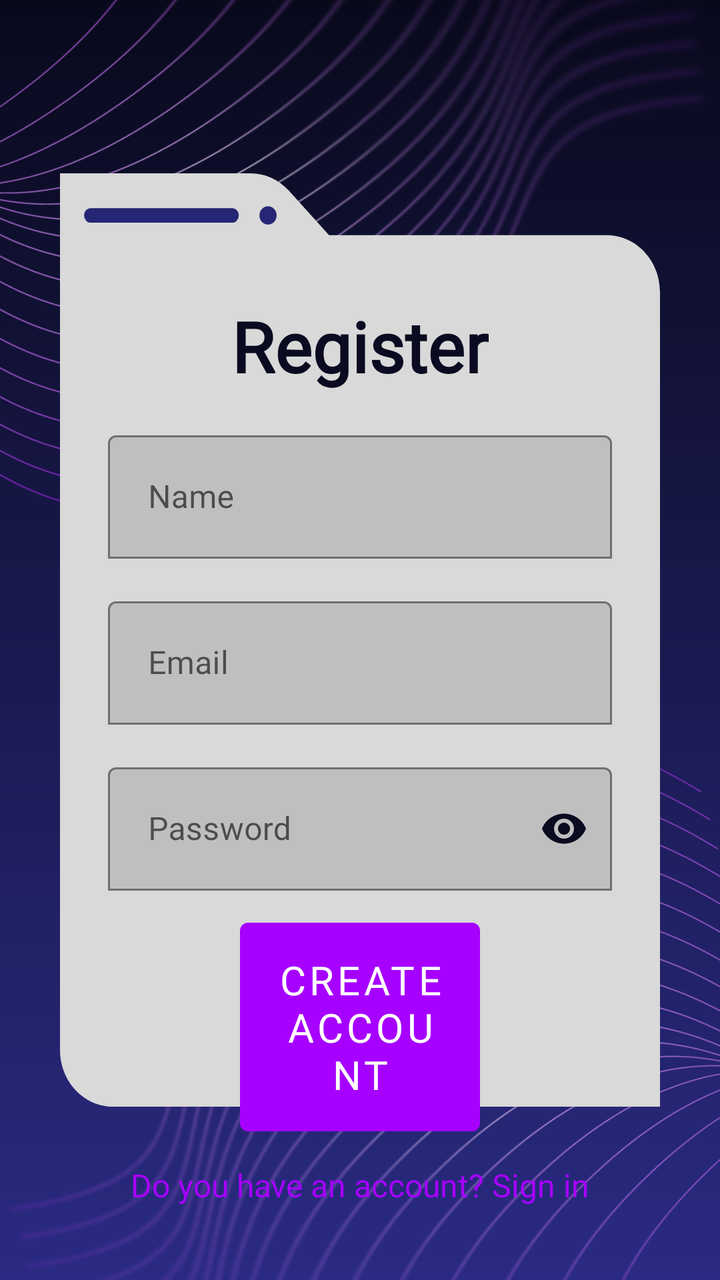
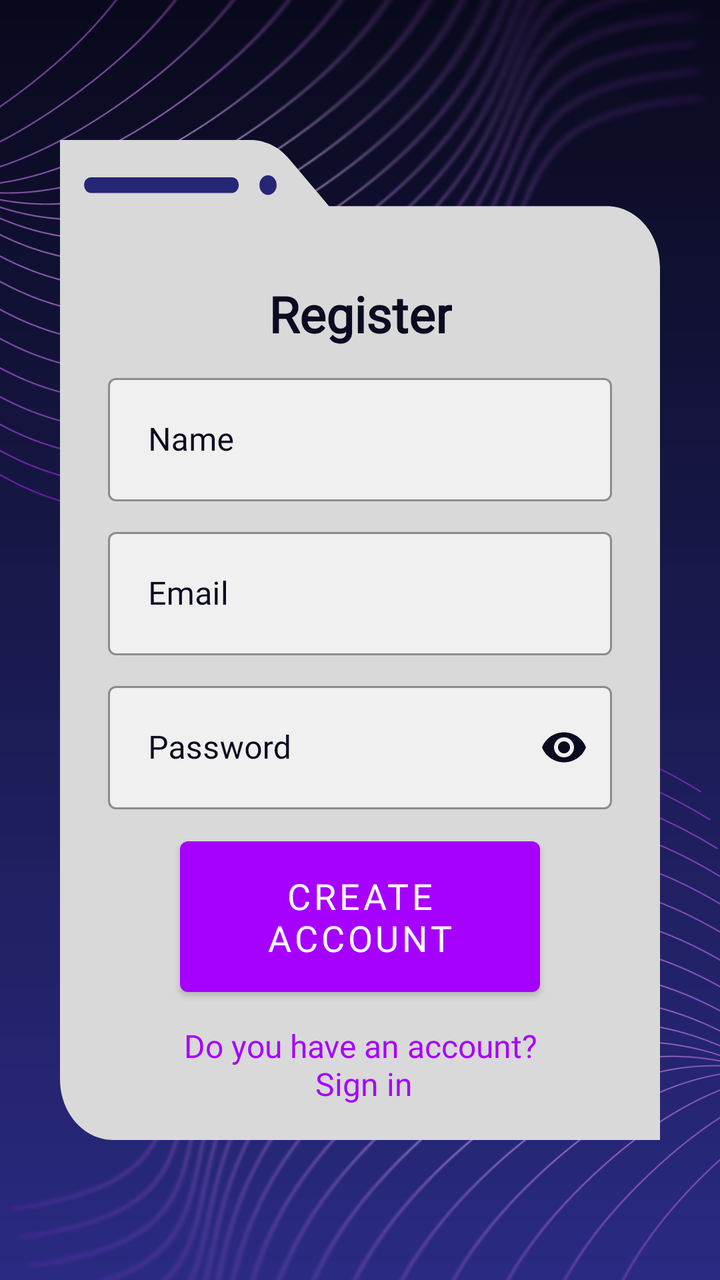

Screens rendered from an Android XML layout before and after an edit, with the pre-edit source and the edit as a unified diff.
<!-- AndroidManifest.xml: application theme Theme.MaterialComponents.DayNight.NoActionBar -->
<!-- res/layout/activity_register.xml -->
<?xml version="1.0" encoding="utf-8"?>
<androidx.constraintlayout.widget.ConstraintLayout
    xmlns:android="http://schemas.android.com/apk/res/android"
    xmlns:app="http://schemas.android.com/apk/res-auto"
    android:layout_width="match_parent"
    android:layout_height="match_parent">

    <ImageView
        android:id="@+id/gradientBg"
        android:layout_width="0dp"
        android:layout_height="0dp"
        android:scaleType="fitXY"
        android:src="@drawable/gradient_bg"
        app:layout_constraintBottom_toBottomOf="parent"
        app:layout_constraintEnd_toEndOf="parent"
        app:layout_constraintStart_toStartOf="parent"
        app:layout_constraintTop_toTopOf="parent" />

    <ImageView
        android:id="@+id/linesTopLeft"
        android:layout_width="wrap_content"
        android:layout_height="wrap_content"
        android:scaleX="1.55"
        android:scaleY="1.2"
        android:layout_marginStart="-100dp"
        android:layout_marginTop="-250dp"
        app:layout_constraintStart_toStartOf="parent"
        app:layout_constraintTop_toTopOf="parent"
        android:src="@drawable/lines2_2" />

    <ImageView
        android:id="@+id/linesTopRight"
        android:layout_width="wrap_content"
        android:layout_height="wrap_content"
        android:scaleX="1.55"
        android:scaleY="1.2"
        android:layout_marginStart="100dp"
        android:layout_marginTop="250dp"
        app:layout_constraintStart_toStartOf="parent"
        app:layout_constraintTop_toTopOf="parent"
        android:src="@drawable/lines2_1" />

    <ImageView
        android:id="@+id/contentBackground"
        android:layout_width="0dp"
        android:layout_height="0dp"
        app:layout_constraintDimensionRatio="9:14"
        android:layout_margin="30dp"
        android:src="@drawable/back_window"
        android:scaleType="fitXY"
        app:layout_constraintHorizontal_bias="0.5"
        app:layout_constraintTop_toTopOf="parent"
        app:layout_constraintBottom_toBottomOf="parent"
        app:layout_constraintStart_toStartOf="parent"
        app:layout_constraintEnd_toEndOf="parent" />

    <TextView
        android:id="@+id/titleText"
        android:layout_width="wrap_content"
        android:layout_height="wrap_content"
        android:fontFamily="@font/zen_dots"
        android:text="@string/register"
        android:textColor="@color/dark_blue"
        android:textSize="35sp"
        android:textStyle="bold"
        app:layout_constraintStart_toStartOf="@id/contentBackground"
        app:layout_constraintEnd_toEndOf="@id/contentBackground"
        app:layout_constraintTop_toTopOf="@id/contentBackground"
        app:layout_constraintBottom_toBottomOf="@id/contentBackground"
        app:layout_constraintVertical_bias="0.15"/>

    
    <com.google.android.material.textfield.TextInputLayout
        android:id="@+id/nameLayout"
        android:layout_width="0dp"
        android:layout_height="wrap_content"
        android:layout_marginStart="24dp"
        android:layout_marginEnd="24dp"
        android:layout_marginTop="16dp"
        android:hint="@string/name"
        app:boxBackgroundMode="outline"
        app:boxCornerRadius="4dp"
        app:boxStrokeColor="@color/dark_blue"
        app:hintTextColor="@color/dark_blue"
        app:layout_constraintTop_toBottomOf="@id/titleText"
        app:layout_constraintStart_toStartOf="@id/contentBackground"
        app:layout_constraintEnd_toEndOf="@id/contentBackground">

        <com.google.android.material.textfield.TextInputEditText
            android:id="@+id/nameInput"
            android:layout_width="match_parent"
            android:layout_height="wrap_content"
            android:textColor="@color/dark_blue"
            android:padding="20dp"
            android:fontFamily="@font/zen_dots"
            android:inputType="textPersonName" />

    </com.google.android.material.textfield.TextInputLayout>

    
    <com.google.android.material.textfield.TextInputLayout
        android:id="@+id/emailLayout"
        android:layout_width="0dp"
        android:layout_height="wrap_content"
        android:layout_marginStart="24dp"
        android:layout_marginEnd="24dp"
        android:layout_marginTop="16dp"
        android:hint="@string/email"
        app:boxBackgroundMode="outline"
        app:boxCornerRadius="4dp"
        app:boxStrokeColor="@color/dark_blue"
        app:hintTextColor="@color/dark_blue"
        app:layout_constraintTop_toBottomOf="@id/nameLayout"
        app:layout_constraintStart_toStartOf="@id/contentBackground"
        app:layout_constraintEnd_toEndOf="@id/contentBackground">

        <com.google.android.material.textfield.TextInputEditText
            android:id="@+id/emailInput"
            android:layout_width="match_parent"
            android:layout_height="wrap_content"
            android:textColor="@color/dark_blue"
            android:padding="20dp"
            android:fontFamily="@font/zen_dots"
            android:inputType="textEmailAddress" />

    </com.google.android.material.textfield.TextInputLayout>

    
    <com.google.android.material.textfield.TextInputLayout
        android:id="@+id/passwordLayout"
        android:layout_width="0dp"
        android:layout_height="wrap_content"
        android:layout_marginStart="24dp"
        android:layout_marginEnd="24dp"
        android:layout_marginTop="16dp"
        android:hint="@string/password"
        app:boxBackgroundMode="outline"
        app:boxCornerRadius="4dp"
        app:boxStrokeColor="@color/dark_blue"
        app:hintTextColor="@color/dark_blue"
        app:passwordToggleEnabled="true"
        app:passwordToggleTint="@color/dark_blue"
        app:layout_constraintTop_toBottomOf="@id/emailLayout"
        app:layout_constraintStart_toStartOf="@id/contentBackground"
        app:layout_constraintEnd_toEndOf="@id/contentBackground">

        <com.google.android.material.textfield.TextInputEditText
            android:id="@+id/passwordInput"
            android:layout_width="match_parent"
            android:layout_height="wrap_content"
            android:textColor="@color/dark_blue"
            android:padding="20dp"
            android:fontFamily="@font/zen_dots"
            android:inputType="textPassword" />

    </com.google.android.material.textfield.TextInputLayout>

    
    <Button
        android:id="@+id/createAccountButton"
        android:layout_width="0dp"
        android:layout_height="wrap_content"
        android:layout_marginStart="90dp"
        android:layout_marginEnd="90dp"
        android:layout_marginTop="10dp"
        android:fontFamily="@font/zen_dots"
        android:padding="15dp"
        android:text="@string/create_account"
        android:textColor="@color/white_text"
        android:textSize="20sp"
        app:backgroundTint="@color/purple"
        app:cornerRadius="4dp"
        app:layout_constraintEnd_toEndOf="@id/contentBackground"
        app:layout_constraintStart_toStartOf="@id/contentBackground"
        app:layout_constraintTop_toBottomOf="@id/passwordLayout" />

    <TextView
        android:id="@+id/registerNowText"
        android:layout_width="wrap_content"
        android:layout_height="wrap_content"
        android:layout_marginTop="2dp"
        android:fontFamily="@font/zen_dots"
        android:text="@string/not_account"
        android:textColor="@color/purple"
        android:textSize="16sp"
        android:clickable="true"
        android:focusable="true"
        android:padding="8dp"
        app:layout_constraintEnd_toEndOf="@id/contentBackground"
        app:layout_constraintStart_toStartOf="@id/contentBackground"
        app:layout_constraintTop_toBottomOf="@id/createAccountButton" />

</androidx.constraintlayout.widget.ConstraintLayout>
<!-- resources referenced by this layout -->
<resources>
  <color name="dark_blue">#0A0A20</color>
  <color name="purple">#A600FF</color>
  <color name="white_text">#FFFFFF</color>
  <!-- drawable back_window (drawable) -->
  <vector xmlns:android="http://schemas.android.com/apk/res/android"
      android:width="349dp"
      android:height="510dp"
      android:viewportWidth="349"
      android:viewportHeight="510">
    <path
        android:pathData="M110.81,0C119.24,0 127.3,3.43 133.15,9.51L156.5,33.78H318C335.12,33.78 349,47.66 349,64.78V510H31C13.88,510 0,496.12 0,479V0H110.81Z"
        android:fillColor="#D9D9D9"/>
    <path
        android:pathData="M18,19L100,19A4,4 0,0 1,104 23L104,23A4,4 0,0 1,100 27L18,27A4,4 0,0 1,14 23L14,23A4,4 0,0 1,18 19z"
        android:fillColor="#262676"/>
    <path
        android:pathData="M121,23m-5,0a5,5 0,1 1,10 0a5,5 0,1 1,-10 0"
        android:fillColor="#262676"/>
  </vector>
  <!-- drawable gradient_bg (drawable) -->
  <shape xmlns:android="http://schemas.android.com/apk/res/android">
      <gradient
          android:startColor="#09091C"
          android:endColor="#2A2A82"
          android:angle="270"/>
  </shape>
  <!-- drawable lines2_1: png bitmap (drawable, 464063 bytes) -->
  <!-- drawable lines2_2: png bitmap (drawable, 445353 bytes) -->
  <string name="create_account">Create Account</string>
  <string name="email">Email</string>
  <string name="name">Name</string>
  <string name="not_account">Do you have an account? Sign in</string>
  <string name="password">Password</string>
  <string name="register">Register</string>
</resources>

<!-- the commit's change to res/layout/activity_register.xml (unified diff, before → after) -->
@@ -44,7 +44,7 @@
         android:id="@+id/contentBackground"
         android:layout_width="0dp"
         android:layout_height="0dp"
-        app:layout_constraintDimensionRatio="9:14"
+        app:layout_constraintDimensionRatio="3:5"
         android:layout_margin="30dp"
         android:src="@drawable/back_window"
         android:scaleType="fitXY"
@@ -61,7 +61,7 @@
         android:fontFamily="@font/zen_dots"
         android:text="@string/register"
         android:textColor="@color/dark_blue"
-        android:textSize="35sp"
+        android:textSize="25sp"
         android:textStyle="bold"
         app:layout_constraintStart_toStartOf="@id/contentBackground"
         app:layout_constraintEnd_toEndOf="@id/contentBackground"
@@ -76,11 +76,16 @@
         android:layout_height="wrap_content"
         android:layout_marginStart="24dp"
         android:layout_marginEnd="24dp"
-        android:layout_marginTop="16dp"
+        android:layout_marginTop="10dp"
         android:hint="@string/name"
         app:boxBackgroundMode="outline"
-        app:boxCornerRadius="4dp"
+        app:boxBackgroundColor="#F0F0F0"
         app:boxStrokeColor="@color/dark_blue"
+        app:boxCornerRadiusTopStart="4dp"
+        app:boxCornerRadiusTopEnd="4dp"
+        app:boxCornerRadiusBottomStart="4dp"
+        app:boxCornerRadiusBottomEnd="4dp"
+        android:textColorHint="@color/dark_blue"
         app:hintTextColor="@color/dark_blue"
         app:layout_constraintTop_toBottomOf="@id/titleText"
         app:layout_constraintStart_toStartOf="@id/contentBackground"
@@ -91,6 +96,7 @@
             android:layout_width="match_parent"
             android:layout_height="wrap_content"
             android:textColor="@color/dark_blue"
+            android:textColorHint="@color/dark_blue"
             android:padding="20dp"
             android:fontFamily="@font/zen_dots"
             android:inputType="textPersonName" />
@@ -104,11 +110,16 @@
         android:layout_height="wrap_content"
         android:layout_marginStart="24dp"
         android:layout_marginEnd="24dp"
-        android:layout_marginTop="16dp"
+        android:layout_marginTop="10dp"
         android:hint="@string/email"
         app:boxBackgroundMode="outline"
-        app:boxCornerRadius="4dp"
+        app:boxBackgroundColor="#F0F0F0"
         app:boxStrokeColor="@color/dark_blue"
+        app:boxCornerRadiusTopStart="4dp"
+        app:boxCornerRadiusTopEnd="4dp"
+        app:boxCornerRadiusBottomStart="4dp"
+        app:boxCornerRadiusBottomEnd="4dp"
+        android:textColorHint="@color/dark_blue"
         app:hintTextColor="@color/dark_blue"
         app:layout_constraintTop_toBottomOf="@id/nameLayout"
         app:layout_constraintStart_toStartOf="@id/contentBackground"
@@ -119,6 +130,7 @@
             android:layout_width="match_parent"
             android:layout_height="wrap_content"
             android:textColor="@color/dark_blue"
+            android:textColorHint="@color/dark_blue"
             android:padding="20dp"
             android:fontFamily="@font/zen_dots"
             android:inputType="textEmailAddress" />
@@ -132,11 +144,16 @@
         android:layout_height="wrap_content"
         android:layout_marginStart="24dp"
         android:layout_marginEnd="24dp"
-        android:layout_marginTop="16dp"
+        android:layout_marginTop="10dp"
         android:hint="@string/password"
         app:boxBackgroundMode="outline"
-        app:boxCornerRadius="4dp"
+        app:boxBackgroundColor="#F0F0F0"
         app:boxStrokeColor="@color/dark_blue"
+        app:boxCornerRadiusTopStart="4dp"
+        app:boxCornerRadiusTopEnd="4dp"
+        app:boxCornerRadiusBottomStart="4dp"
+        app:boxCornerRadiusBottomEnd="4dp"
+        android:textColorHint="@color/dark_blue"
         app:hintTextColor="@color/dark_blue"
         app:passwordToggleEnabled="true"
         app:passwordToggleTint="@color/dark_blue"
@@ -149,6 +166,7 @@
             android:layout_width="match_parent"
             android:layout_height="wrap_content"
             android:textColor="@color/dark_blue"
+            android:textColorHint="@color/dark_blue"
             android:padding="20dp"
             android:fontFamily="@font/zen_dots"
             android:inputType="textPassword" />
@@ -160,14 +178,14 @@
         android:id="@+id/createAccountButton"
         android:layout_width="0dp"
         android:layout_height="wrap_content"
-        android:layout_marginStart="90dp"
-        android:layout_marginEnd="90dp"
+        android:layout_marginStart="60dp"
+        android:layout_marginEnd="60dp"
         android:layout_marginTop="10dp"
         android:fontFamily="@font/zen_dots"
         android:padding="15dp"
         android:text="@string/create_account"
         android:textColor="@color/white_text"
-        android:textSize="20sp"
+        android:textSize="18sp"
         app:backgroundTint="@color/purple"
         app:cornerRadius="4dp"
         app:layout_constraintEnd_toEndOf="@id/contentBackground"
@@ -186,6 +204,7 @@
         android:clickable="true"
         android:focusable="true"
         android:padding="8dp"
+        android:gravity="center"
         app:layout_constraintEnd_toEndOf="@id/contentBackground"
         app:layout_constraintStart_toStartOf="@id/contentBackground"
         app:layout_constraintTop_toBottomOf="@id/createAccountButton" />
<!-- resource entries referenced after the edit -->
@@ -31,7 +31,7 @@
   <string name="create_account">Create Account</string>
   <string name="email">Email</string>
   <string name="name">Name</string>
-  <string name="not_account">Do you have an account? Sign in</string>
+  <string name="not_account">Do you have an account?\n Sign in</string>
   <string name="password">Password</string>
   <string name="register">Register</string>
 </resources>
